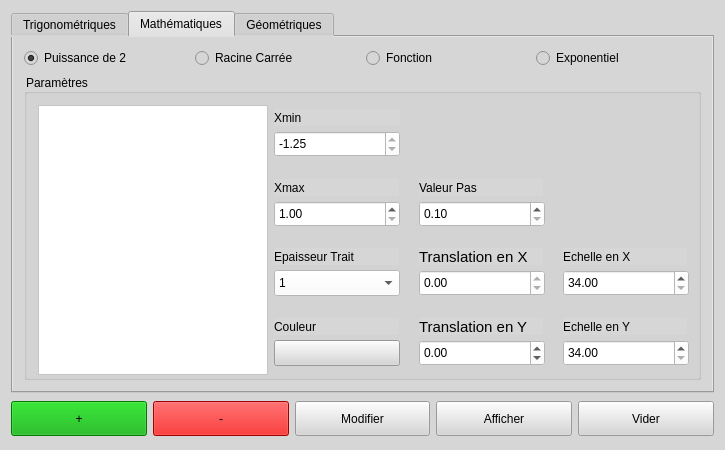
Above: gestion/vue/fcreation.ui from EvalCPlusPlusGestionFormes/Gestion_Courbes before the change. Below: the same form after it.
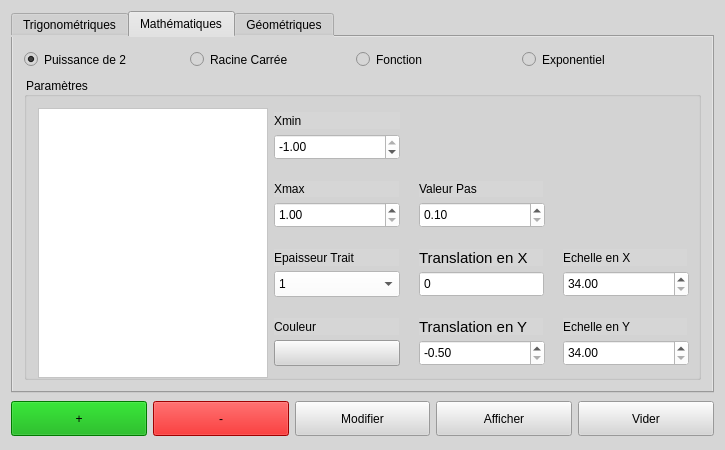
That is the form after the change. The open tabs and pages were chosen to show the change. Icons and pictures are not drawn.

Commit message: Ajout logo + modif UI verif Spin + Ajout Methode initialiser Spin

```diff
--- a/gestion/vue/fcreation.ui
+++ b/gestion/vue/fcreation.ui
@@ -600,13 +600,31 @@
        <layout class="QGridLayout" name="gridLayout_4">
         <item row="0" column="0">
          <layout class="QVBoxLayout" name="verticalLayout_2" stretch="15,70">
+          <property name="sizeConstraint">
+           <enum>QLayout::SetFixedSize</enum>
+          </property>
           <item>
-           <layout class="QHBoxLayout" name="horizontalLayout_13" stretch="25,25,25,25">
+           <layout class="QHBoxLayout" name="horizontalLayout_13" stretch="25,25,25,25,0">
+            <property name="spacing">
+             <number>0</number>
+            </property>
             <property name="sizeConstraint">
-             <enum>QLayout::SetFixedSize</enum>
+             <enum>QLayout::SetMinAndMaxSize</enum>
             </property>
             <item>
              <widget class="QRadioButton" name="radioPuissance2">
+              <property name="minimumSize">
+               <size>
+                <width>166</width>
+                <height>23</height>
+               </size>
+              </property>
+              <property name="maximumSize">
+               <size>
+                <width>166</width>
+                <height>23</height>
+               </size>
+              </property>
               <property name="text">
                <string>Puissance de 2</string>
               </property>
@@ -617,6 +635,18 @@
             </item>
             <item>
              <widget class="QRadioButton" name="radioRacineCarree">
+              <property name="minimumSize">
+               <size>
+                <width>166</width>
+                <height>23</height>
+               </size>
+              </property>
+              <property name="maximumSize">
+               <size>
+                <width>166</width>
+                <height>23</height>
+               </size>
+              </property>
               <property name="text">
                <string>Racine Carrée</string>
               </property>
@@ -624,6 +654,18 @@
             </item>
             <item>
              <widget class="QRadioButton" name="radioFonction">
+              <property name="minimumSize">
+               <size>
+                <width>166</width>
+                <height>23</height>
+               </size>
+              </property>
+              <property name="maximumSize">
+               <size>
+                <width>166</width>
+                <height>23</height>
+               </size>
+              </property>
               <property name="text">
                <string>Fonction</string>
               </property>
@@ -631,11 +673,36 @@
             </item>
             <item>
              <widget class="QRadioButton" name="radioExponentiel">
+              <property name="minimumSize">
+               <size>
+                <width>166</width>
+                <height>23</height>
+               </size>
+              </property>
+              <property name="maximumSize">
+               <size>
+                <width>166</width>
+                <height>23</height>
+               </size>
+              </property>
               <property name="text">
                <string>Exponentiel</string>
               </property>
              </widget>
             </item>
+            <item>
+             <spacer name="horizontalSpacer_3">
+              <property name="orientation">
+               <enum>Qt::Horizontal</enum>
+              </property>
+              <property name="sizeHint" stdset="0">
+               <size>
+                <width>40</width>
+                <height>20</height>
+               </size>
+              </property>
+             </spacer>
+            </item>
            </layout>
           </item>
           <item>
@@ -884,6 +951,9 @@
                    <property name="singleStep">
                     <double>0.010000000000000</double>
                    </property>
+                   <property name="value">
+                    <double>-0.500000000000000</double>
+                   </property>
                   </widget>
                  </item>
                  <item row="0" column="0">
@@ -1028,11 +1098,14 @@
                     <double>-1.250000000000000</double>
                    </property>
                    <property name="maximum">
-                    <double>-1.250000000000000</double>
+                    <double>-1.000000000000000</double>
                    </property>
                    <property name="singleStep">
                     <double>0.010000000000000</double>
                    </property>
+                   <property name="value">
+                    <double>-1.000000000000000</double>
+                   </property>
                   </widget>
                  </item>
                  <item row="3" column="1">
@@ -1096,32 +1169,6 @@
                    </property>
                   </widget>
                  </item>
-                 <item row="7" column="1">
-                  <widget class="QDoubleSpinBox" name="spinTransXMath">
-                   <property name="minimumSize">
-                    <size>
-                     <width>126</width>
-                     <height>26</height>
-                    </size>
-                   </property>
-                   <property name="maximumSize">
-                    <size>
-                     <width>126</width>
-                     <height>26</height>
-                    </size>
-                   </property>
-                   <property name="toolTip">
-                    <string>décimale toujours = 0</string>
-                   </property>
-                   <property name="styleSheet">
-                    <string notr="true">background-color: rgb(255, 255, 255);
-font: 11pt &quot;Arial&quot;;</string>
-                   </property>
-                   <property name="maximum">
-                    <double>0.000000000000000</double>
-                   </property>
-                  </widget>
-                 </item>
                  <item row="7" column="0">
                   <widget class="QComboBox" name="comboEpaisseurMath">
                    <property name="minimumSize">
@@ -1155,6 +1202,37 @@
                    </item>
                   </widget>
                  </item>
+                 <item row="7" column="1">
+                  <widget class="QSpinBox" name="spinTransXMath">
+                   <property name="enabled">
+                    <bool>false</bool>
+                   </property>
+                   <property name="minimumSize">
+                    <size>
+                     <width>125</width>
+                     <height>26</height>
+                    </size>
+                   </property>
+                   <property name="maximumSize">
+                    <size>
+                     <width>126</width>
+                     <height>26</height>
+                    </size>
+                   </property>
+                   <property name="toolTip">
+                    <string>décimale toujours = 0</string>
+                   </property>
+                   <property name="styleSheet">
+                    <string notr="true">background-color: rgb(255, 255, 255);</string>
+                   </property>
+                   <property name="buttonSymbols">
+                    <enum>QAbstractSpinBox::NoButtons</enum>
+                   </property>
+                   <property name="maximum">
+                    <number>0</number>
+                   </property>
+                  </widget>
+                 </item>
                 </layout>
                </item>
               </layout>
```
Left out of the diff: 447 changed lines with no effect on the pictures. The commit also changes 8 other files.
